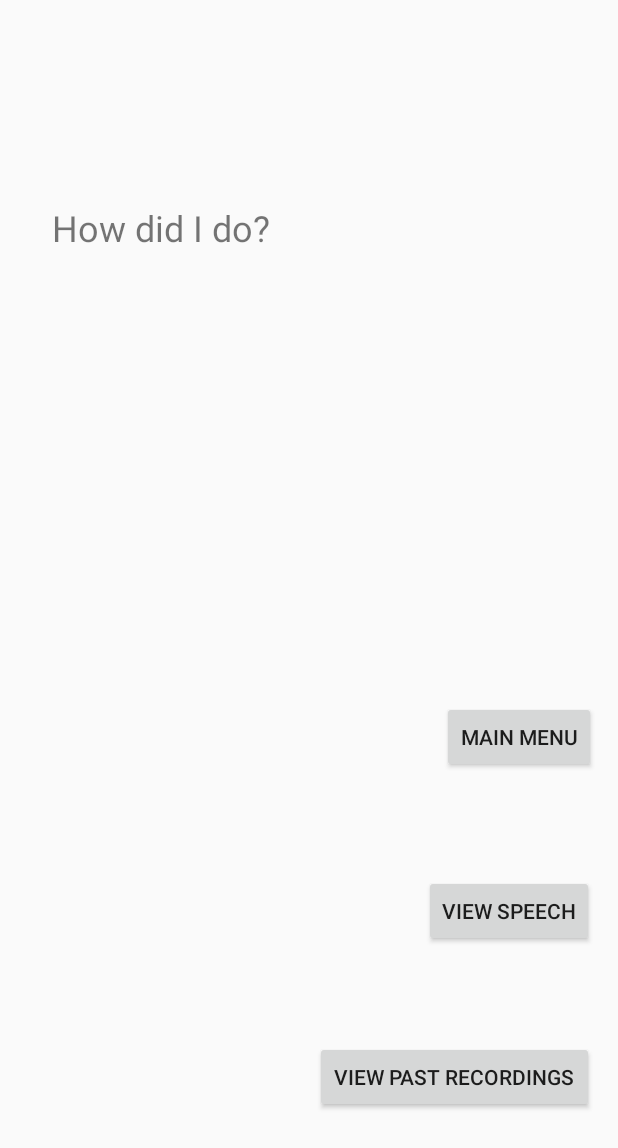
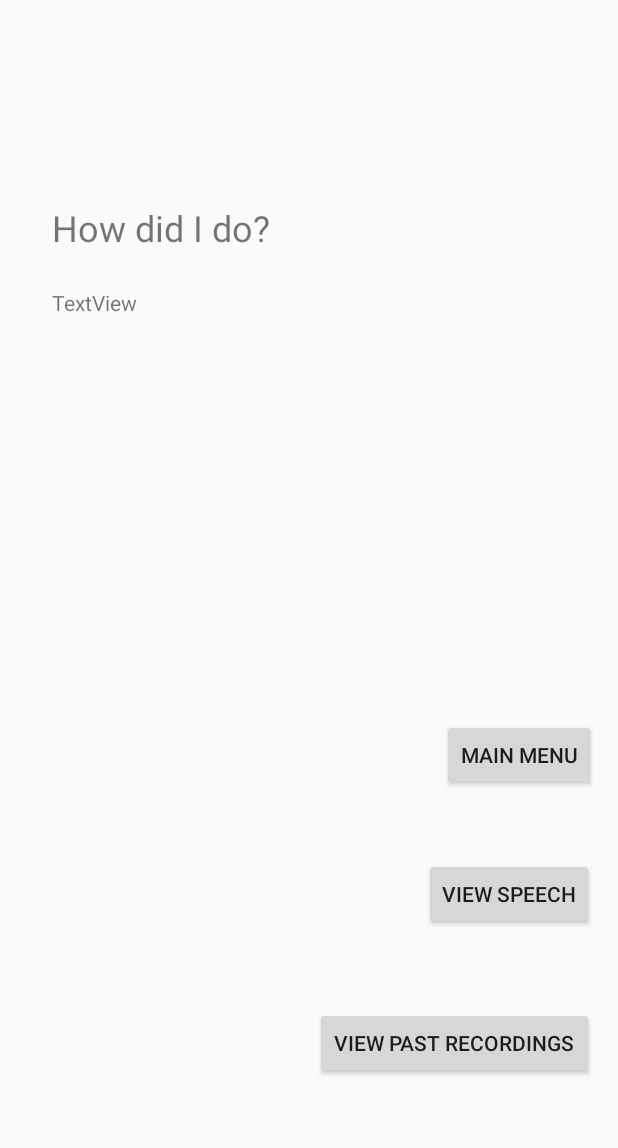
Before and after one commit to Armand42/ECS-193A-B, an Android app: the SpeechPerformance screen opened directly, with no data from a screen before it, on a phone screen of 412 x 824 dp. Shown: the top 1148 px of the screen. Run offline under Robolectric (Android 15) with nearby library versions, the phone set to English and light mode, and no system bars.

Commit message:
displaying results from speech to text API

```diff
--- a/app/src/main/res/layout/activity_speech_performance.xml
+++ b/app/src/main/res/layout/activity_speech_performance.xml
@@ -11,10 +11,8 @@
         android:layout_width="wrap_content"
         android:layout_height="wrap_content"
         android:layout_marginStart="34dp"
-        android:layout_marginLeft="34dp"
         android:layout_marginTop="89dp"
         android:layout_marginEnd="232dp"
-        android:layout_marginRight="232dp"
         android:layout_marginBottom="610dp"
         android:text="@string/speech_performance_display"
         android:textSize="24sp"
@@ -28,10 +26,8 @@
         android:layout_width="wrap_content"
         android:layout_height="wrap_content"
         android:layout_marginStart="296dp"
-        android:layout_marginLeft="296dp"
         android:layout_marginTop="460dp"
         android:layout_marginEnd="16dp"
-        android:layout_marginRight="16dp"
         android:layout_marginBottom="25dp"
         android:onClick="goToMainMenu"
         android:text="@string/to_main_menu_button"
@@ -46,10 +42,8 @@
         android:layout_width="186dp"
         android:layout_height="wrap_content"
         android:layout_marginStart="210dp"
-        android:layout_marginLeft="210dp"
         android:layout_marginTop="21dp"
         android:layout_marginEnd="16dp"
-        android:layout_marginRight="16dp"
         android:layout_marginBottom="75dp"
         android:onClick="goToPlayBack"
         android:text="@string/view_past_recordings_button"
@@ -63,15 +57,27 @@
         android:layout_width="wrap_content"
         android:layout_height="wrap_content"
         android:layout_marginStart="282dp"
-        android:layout_marginLeft="282dp"
         android:layout_marginTop="36dp"
         android:layout_marginEnd="16dp"
-        android:layout_marginRight="16dp"
-        android:layout_marginBottom="34dp"
+        android:layout_marginBottom="145dp"
         android:onClick="goToSpeechView"
         android:text="@string/to_speech_view_button"
-        app:layout_constraintBottom_toTopOf="@+id/button11"
+        app:layout_constraintBottom_toBottomOf="parent"
         app:layout_constraintEnd_toEndOf="parent"
         app:layout_constraintStart_toStartOf="parent"
-        app:layout_constraintTop_toBottomOf="@+id/button10" />
+        app:layout_constraintTop_toBottomOf="@+id/APIResultView" />
+
+    <TextView
+        android:id="@+id/APIResultView"
+        android:layout_width="290dp"
+        android:layout_height="285dp"
+        android:layout_marginStart="34dp"
+        android:layout_marginTop="31dp"
+        android:layout_marginEnd="87dp"
+        android:layout_marginBottom="9dp"
+        android:text="TextView"
+        app:layout_constraintBottom_toTopOf="@+id/button10"
+        app:layout_constraintEnd_toEndOf="parent"
+        app:layout_constraintStart_toStartOf="parent"
+        app:layout_constraintTop_toBottomOf="@+id/textView3" />
 </android.support.constraint.ConstraintLayout>
```
Also changed, not shown: app/src/main/java/com/google/cloud/android/speech/MainActivity.java (+50 -1 lines), app/src/main/java/com/google/cloud/android/speech/SpeechPerformance.java (+20 -0 lines), app/src/main/res/layout/activity_main.xml (+7 -0 lines).
